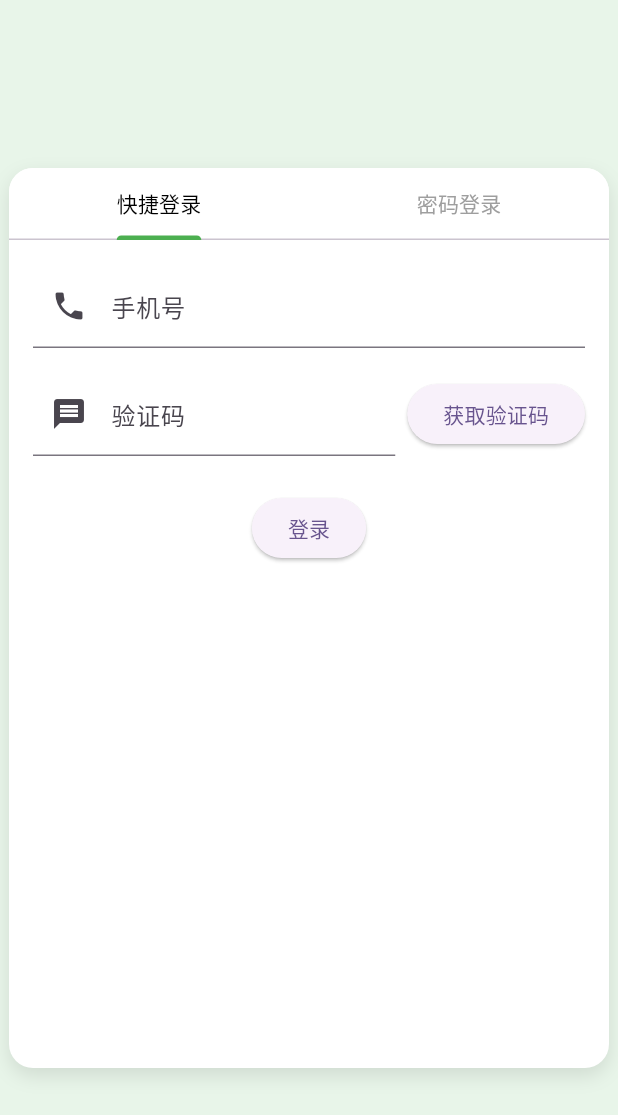
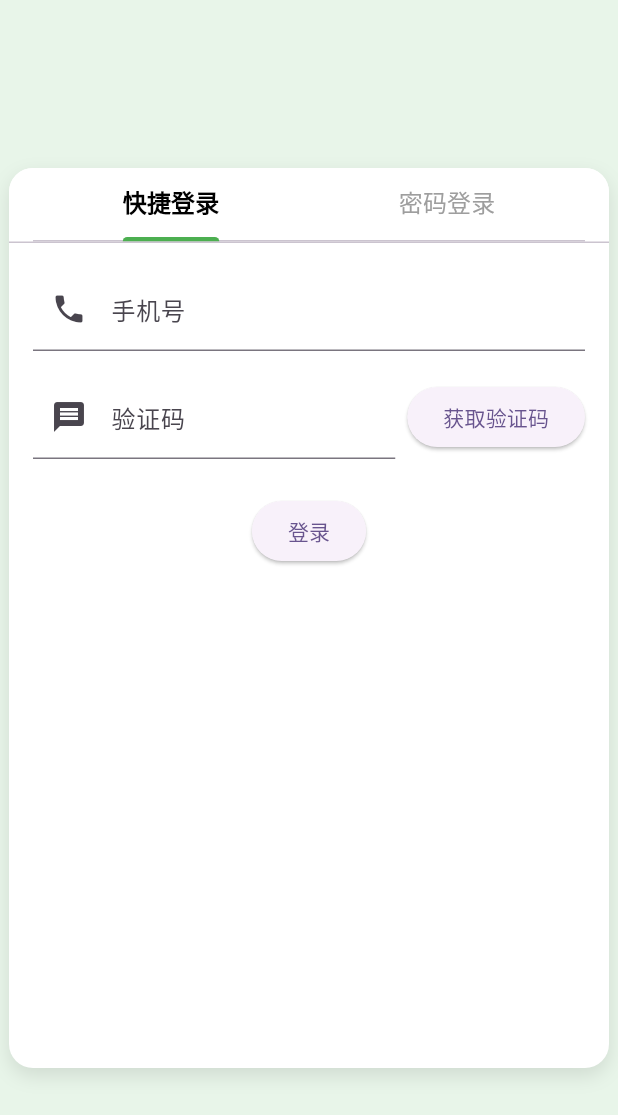
Before and after one commit to cc904/chatApp, a Flutter app: the screen it shows after launch, on a phone screen of 412 x 824 dp. Shown: the top 1115 px of the screen. Run offline on Flutter 3.47's test engine with Material 3 defaults, Android fonts, the phone set to English and light mode, and no system bars; our stand-ins replace equatable, flutter_bloc.

Commit message:
更新依赖项版本，提升性能和功能；调整VSCode配置，简化启动设置；优化CounterPage和AuthPage的UI，增加常量使用以提高代码可读性。

```diff
--- a/lib/features/auth/presentation/pages/auth_page.dart
+++ b/lib/features/auth/presentation/pages/auth_page.dart
@@ -68,8 +68,19 @@ class _AuthPageState extends State<AuthPage> with SingleTickerProviderStateMixin
                     labelColor: Colors.black,
                     unselectedLabelColor: Colors.grey,
                     indicatorColor: Colors.green,
+                    indicatorWeight: 3,
+                    indicatorSize: TabBarIndicatorSize.label,
+                    labelStyle: const TextStyle(
+                      fontSize: 16,
+                      fontWeight: FontWeight.bold,
+                    ),
+                    unselectedLabelStyle: const TextStyle(
+                      fontSize: 16,
+                    ),
+                    padding: const EdgeInsets.symmetric(horizontal: 16),
                   ),
                 ),
+                const Divider(height: 1),
                 Expanded(
                   child: TabBarView(
                     controller: _tabController,
--- a/pubspec.yaml
+++ b/pubspec.yaml
@@ -34,7 +34,7 @@ dependencies:
   # The following adds the Cupertino Icons font to your application.
   # Use with the CupertinoIcons class for iOS style icons.
   cupertino_icons: ^1.0.2
-  flutter_bloc: ^8.1.3
+  flutter_bloc: ^9.1.0
   equatable: ^2.0.5
 
 dev_dependencies:
@@ -46,7 +46,7 @@ dev_dependencies:
   # activated in the `analysis_options.yaml` file located at the root of your
   # package. See that file for information about deactivating specific lint
   # rules and activating additional ones.
-  flutter_lints: ^2.0.0
+  flutter_lints: ^5.0.0
 
 # For information on the generic Dart part of this file, see the
 # following page: https://dart.dev/tools/pub/pubspec
```
Also changed, not shown: lib/counter_page.dart (+6 -6 lines), pubspec.lock.
